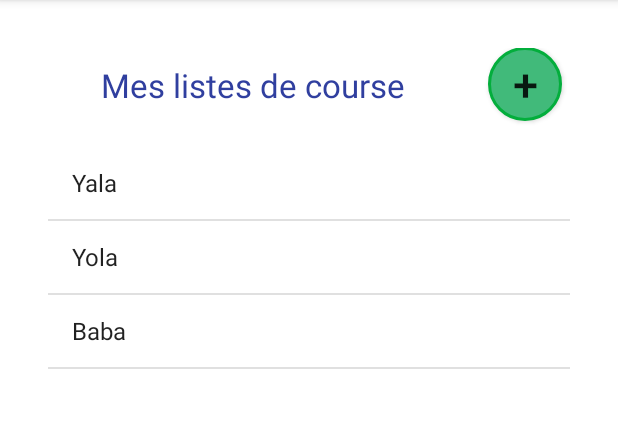
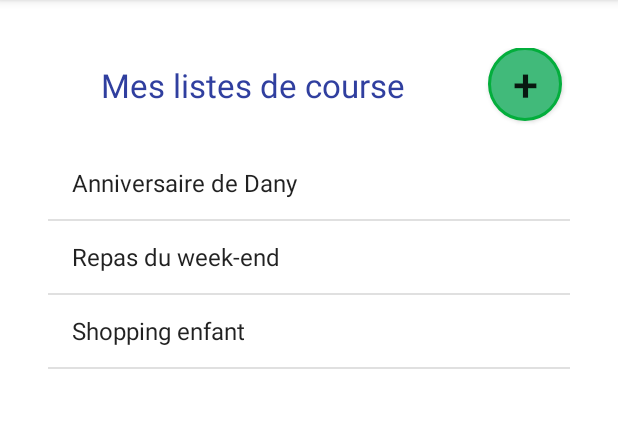
Before and after one commit to ghansum/Ordory, an Android app: the fragment ListShoppingLishFragment placed in its activity, on a phone screen of 412 x 824 dp, the part 84-512 px from its top. Run offline under Robolectric (Android 15) with nearby library versions, the phone set to English and light mode, and no system bars.

```diff
--- a/app/src/main/java/com/ordory/ordory/ListShoppingLishFragment.java
+++ b/app/src/main/java/com/ordory/ordory/ListShoppingLishFragment.java
@@ -4,9 +4,11 @@ import android.app.FragmentManager;
 import android.app.FragmentTransaction;
 import android.content.Context;
 import android.content.Intent;
+import android.content.SharedPreferences;
 import android.net.Uri;
 import android.os.Bundle;
 import android.app.Fragment;
+import android.preference.PreferenceManager;
 import android.view.LayoutInflater;
 import android.view.Menu;
 import android.view.MenuInflater;
@@ -31,6 +33,7 @@ public class ListShoppingLishFragment extends Fragment {
     // the fragment initialization parameters, e.g. ARG_ITEM_NUMBER
     private static final String ARG_PARAM1 = "param1";
     private static final String ARG_PARAM2 = "param2";
+    private static final Object MODE_PRIVATE = "MODE_PRIVATE";
 
     // TODO: Rename and change types of parameters
     private String mParam1;
@@ -90,9 +93,9 @@ public class ListShoppingLishFragment extends Fragment {
         buttonAddShoppingList = (Button) view.findViewById(R.id.button_add_shopping_list);
 
         ArrayAdapter<String> listAdapter = new ArrayAdapter<String>(this.getActivity(), android.R.layout.simple_list_item_1);
-        listAdapter.add("Yala");
-        listAdapter.add("Yola");
-        listAdapter.add("Baba");
+        listAdapter.add("Anniversaire de Dany");
+        listAdapter.add("Repas du week-end");
+        listAdapter.add("Shopping enfant");
 
         productListView.setAdapter(listAdapter);
 
@@ -102,8 +105,6 @@ public class ListShoppingLishFragment extends Fragment {
                 ArrayAdapter<String> newAdapter = (ArrayAdapter) arg0.getAdapter();
                 String value = (String) productListView.getItemAtPosition(position);
                 Toast.makeText(arg0.getContext(), value, Toast.LENGTH_LONG).show();
-
-
 
                  Fragment fragment = new ShopDetailsFragment();
                  FragmentTransaction fragmentTransaction = getFragmentManager().beginTransaction();
--- a/app/src/main/res/layout/fragment_connect.xml
+++ b/app/src/main/res/layout/fragment_connect.xml
@@ -36,6 +36,7 @@
         <EditText
             android:layout_width="fill_parent"
             android:layout_height="wrap_content"
+            android:inputType="textPassword"
             android:hint="Password"
             android:id="@+id/password_connect"
             />
--- a/app/src/main/res/layout/fragment_register.xml
+++ b/app/src/main/res/layout/fragment_register.xml
@@ -47,6 +47,7 @@
         <EditText
             android:layout_width="fill_parent"
             android:layout_height="wrap_content"
+            android:inputType="textPassword"
             android:hint="Password"
             android:id="@+id/password"
             />
```
Also changed, not shown: app/src/main/java/com/ordory/ordory/ConnectFragment.java (+19 -38 lines), app/src/main/java/com/ordory/ordory/MainActivity.java (+28 -8 lines), 2 other files.
